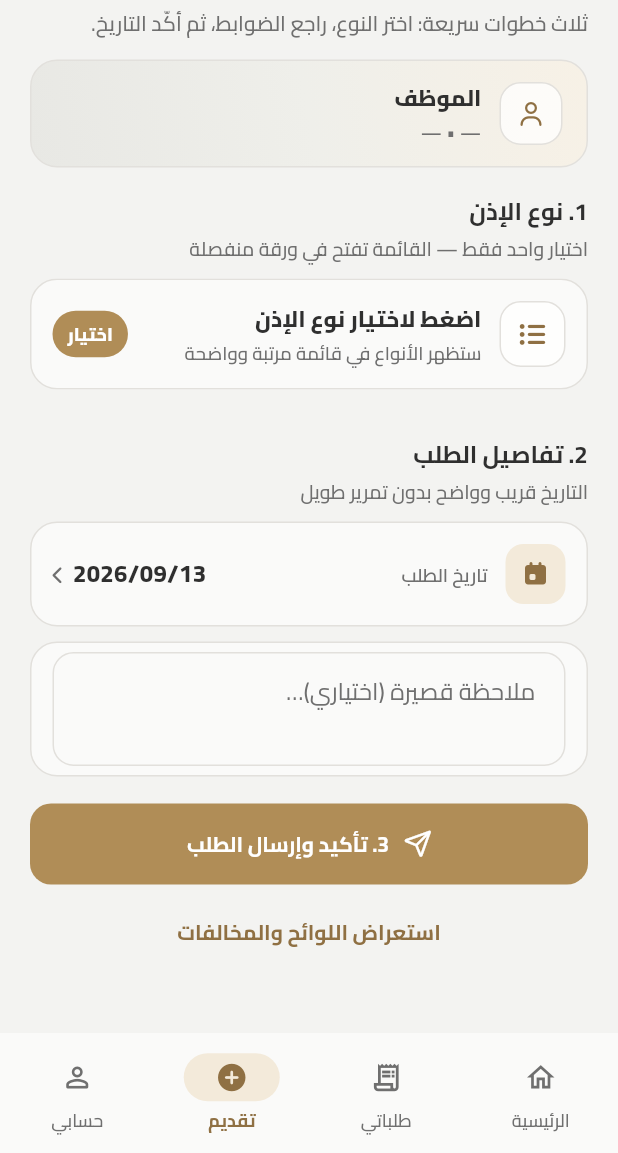
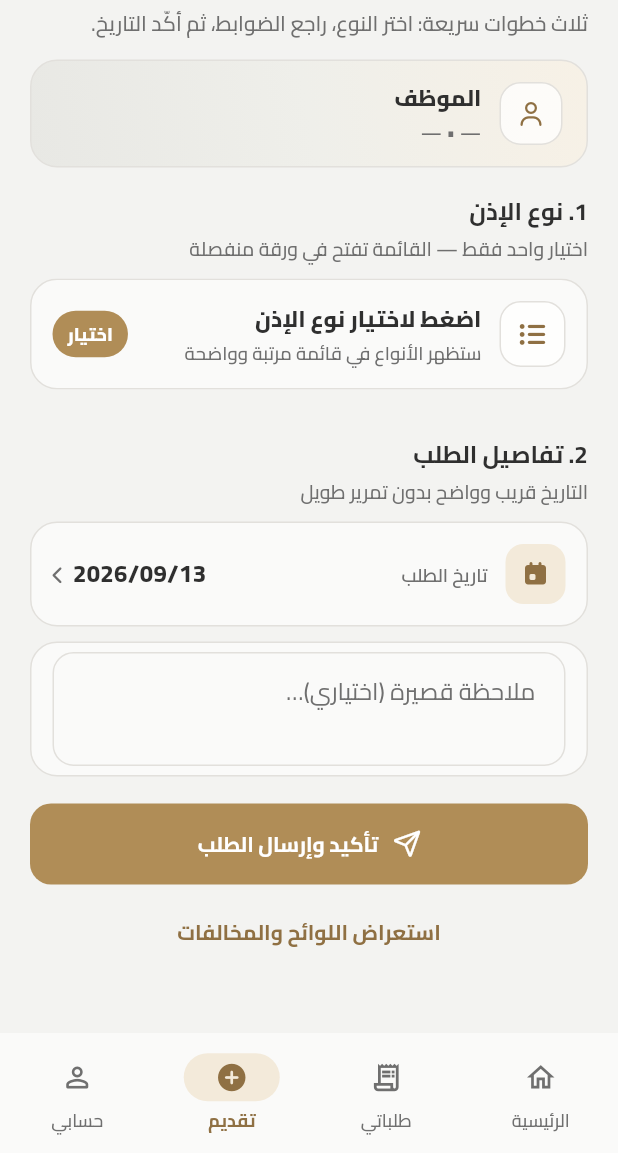
Before and after one commit to halimaElganduzMFZ/daftari_UI, a Flutter app: the MainShell screen opened directly, item 3 of the bottom bar chosen, on a phone screen of 412 x 824 dp, the part 83-1236 px from its top. Run offline on Flutter 3.47's test engine with Material 3 defaults, Android fonts, the phone set to English and light mode, and no system bars; our stand-ins replace font_awesome_flutter.

Commit message:
Remove step number from submit request button label.
Co-authored-by: unifiedcodeteam <unifiedcodeteam@gmail.com>

```diff
--- a/lib/features/request/make_request_screen.dart
+++ b/lib/features/request/make_request_screen.dart
@@ -289,7 +289,7 @@ class _MakeRequestScreenState extends State<MakeRequestScreen> {
                     children: [
                       FaIcon(FontAwesomeIcons.paperPlane, size: 16),
                       SizedBox(width: 10),
-                      Text('3. تأكيد وإرسال الطلب'),
+                      Text('تأكيد وإرسال الطلب'),
                     ],
                   ),
           ),
```
